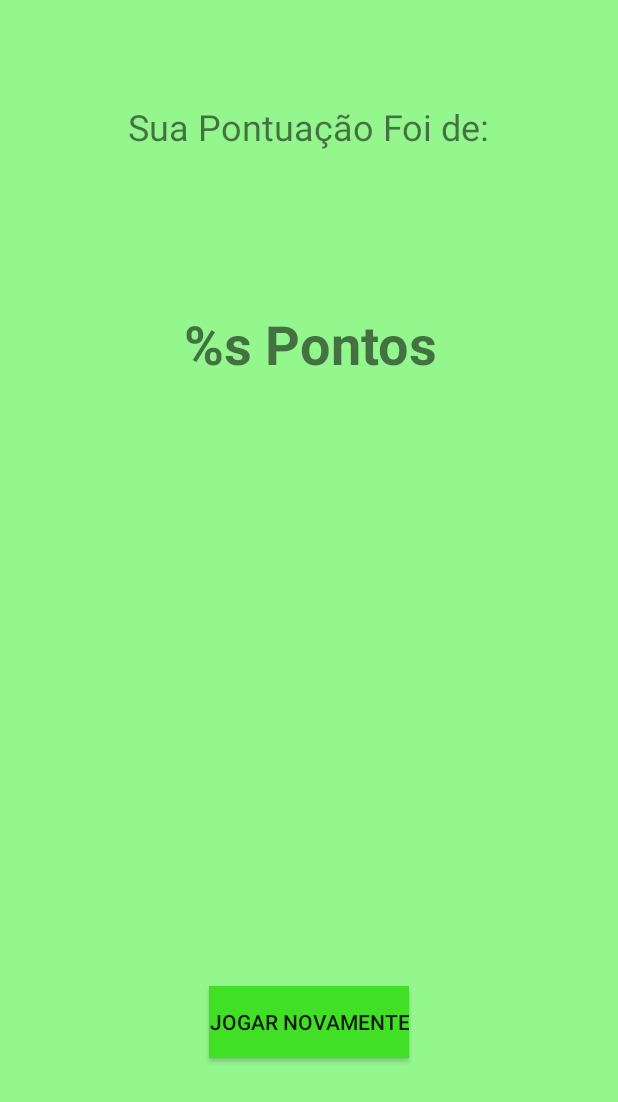
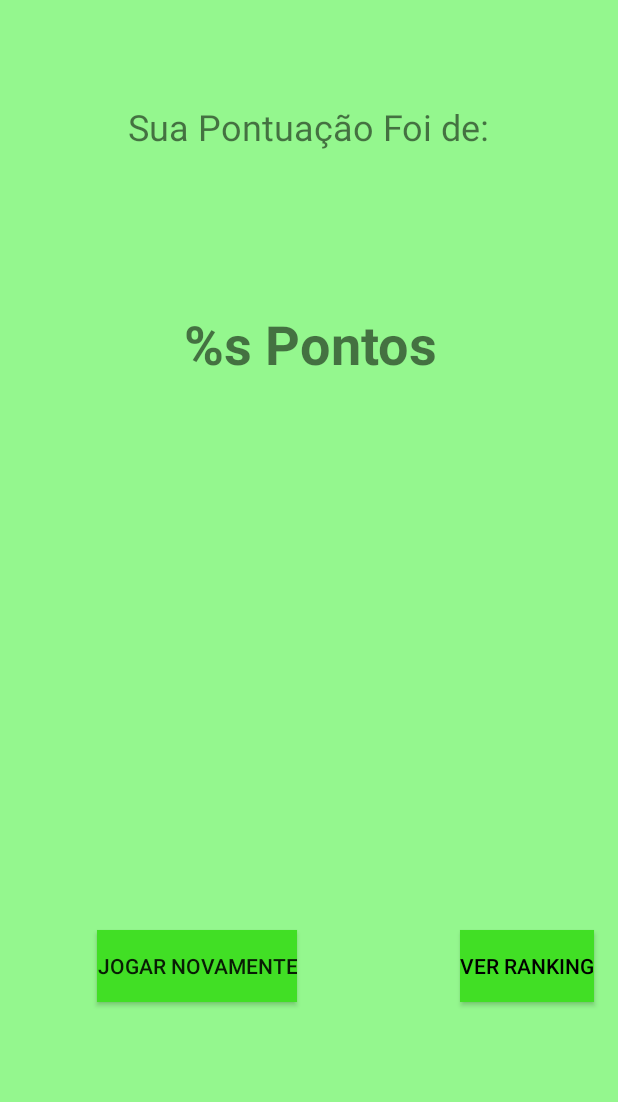
Before and after one commit to alexist98/ClickClick-master, an Android app: the layout activity_pontuacao.xml on its own in the app's theme, with its tools: preview values and no code run, on a phone screen of 412 x 824 dp. Shown: the top 1102 px of the screen. Run offline under Robolectric (Android 15) with nearby library versions, the phone set to English and light mode, and no system bars.

Commit message:
Adicionado botao ver ranking na Pontuaçao activity

```diff
--- a/app/src/main/java/com/example/alunos/clickclick/PontuacaoActivity.kt
+++ b/app/src/main/java/com/example/alunos/clickclick/PontuacaoActivity.kt
@@ -11,11 +11,10 @@ import android.widget.TextView
 class PontuacaoActivity : AppCompatActivity() {
 
     internal lateinit var jogarNovamente: Button
+    internal lateinit var verRanking: Button
     internal lateinit var gameScoreTextView2: TextView
     var score = MainActivity.score1.toString()
-    /*var top1 = 0
-    var top2 = 0
-    var top3 = 0*/
+
     companion object {
         var top1 = 0
         var top2 = 0
@@ -30,6 +29,7 @@ class PontuacaoActivity : AppCompatActivity() {
         setContentView(R.layout.activity_pontuacao)
 
         jogarNovamente = findViewById<Button>(R.id.jogar_novamente)
+        verRanking = findViewById<Button>(R.id.ver_ranking)
         gameScoreTextView2 = findViewById<TextView>(R.id.game_score_text_view2)
         gameScoreTextView2.text = getString(R.string.sua_pontuacao, score)
 
@@ -49,4 +49,9 @@ class PontuacaoActivity : AppCompatActivity() {
         val intent = Intent(this, MainActivity::class.java)
         startActivity(intent)
     }
+    fun verRanking(view: View){
+        // MainActivity.resetGame()
+        val intent = Intent(this, RecordActivity::class.java)
+        startActivity(intent)
+    }
 }
--- a/app/src/main/res/layout/activity_pontuacao.xml
+++ b/app/src/main/res/layout/activity_pontuacao.xml
@@ -48,14 +48,32 @@
         android:layout_marginTop="8dp"
         android:layout_marginEnd="8dp"
         android:layout_marginRight="8dp"
-        android:layout_marginBottom="48dp"
+        android:layout_marginBottom="8dp"
         android:background="#41df25"
         android:onClick="jogarNovamente"
         android:text="Jogar Novamente"
         app:layout_constraintBottom_toBottomOf="parent"
+        app:layout_constraintEnd_toStartOf="@+id/ver_ranking"
+        app:layout_constraintHorizontal_bias="0.36"
+        app:layout_constraintStart_toStartOf="parent"
+        app:layout_constraintTop_toTopOf="parent"
+        app:layout_constraintVertical_bias="0.805"
+        tools:background="#41df25" />
+
+    <Button
+        android:id="@+id/ver_ranking"
+        android:layout_width="wrap_content"
+        android:layout_height="wrap_content"
+        android:layout_marginTop="8dp"
+        android:layout_marginEnd="16dp"
+        android:layout_marginRight="16dp"
+        android:layout_marginBottom="8dp"
+        android:background="#41df25"
+        android:onClick="verRanking"
+        android:text="Ver Ranking"
+        android:textColor="@android:color/black"
+        app:layout_constraintBottom_toBottomOf="parent"
         app:layout_constraintEnd_toEndOf="parent"
-        app:layout_constraintStart_toStartOf="parent"
-        app:layout_constraintTop_toBottomOf="@+id/game_score_text_view2"
-        app:layout_constraintVertical_bias="0.847"
-        tools:background="#41df25" />
+        app:layout_constraintTop_toTopOf="parent"
+        app:layout_constraintVertical_bias="0.805" />
 </android.support.constraint.ConstraintLayout>
```
